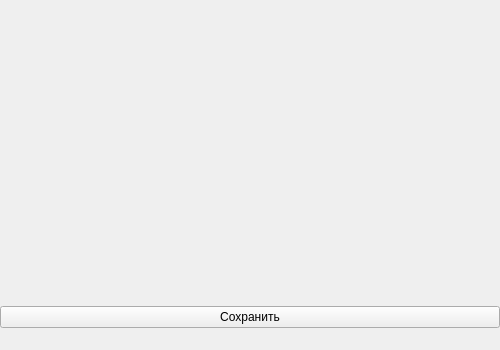
First picture: the form in ui_files/successful_purchase.ui, repository gg-master/Cinema_prj, before the edit.
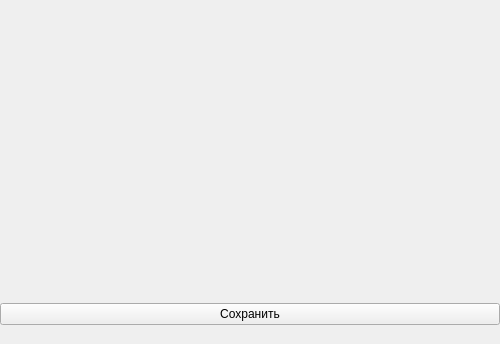
Second picture: the form after the edit.

Commit message: Добавлены основные комментарии. Исправлен баг с окном покупки Удалены старые базы

```diff
--- a/ui_files/successful_purchase.ui
+++ b/ui_files/successful_purchase.ui
@@ -7,7 +7,7 @@
     <x>0</x>
     <y>0</y>
     <width>500</width>
-    <height>350</height>
+    <height>344</height>
    </rect>
   </property>
   <property name="sizePolicy">
@@ -19,13 +19,13 @@
   <property name="minimumSize">
    <size>
     <width>500</width>
-    <height>329</height>
+    <height>344</height>
    </size>
   </property>
   <property name="maximumSize">
    <size>
     <width>500</width>
-    <height>350</height>
+    <height>344</height>
    </size>
   </property>
   <property name="windowTitle">
@@ -34,7 +34,10 @@
   <property name="styleSheet">
    <string notr="true"/>
   </property>
-  <layout class="QVBoxLayout" name="verticalLayout">
+  <layout class="QVBoxLayout" name="verticalLayout_2">
+   <property name="spacing">
+    <number>3</number>
+   </property>
    <property name="leftMargin">
     <number>0</number>
    </property>
@@ -80,6 +83,20 @@
     </widget>
    </item>
    <item>
+    <layout class="QVBoxLayout" name="verticalLayout">
+     <property name="spacing">
+      <number>0</number>
+     </property>
+     <property name="leftMargin">
+      <number>3</number>
+     </property>
+     <property name="topMargin">
+      <number>0</number>
+     </property>
+     <property name="rightMargin">
+      <number>3</number>
+     </property>
+     <item>
     <widget class="QLabel" name="statusBar">
      <property name="sizePolicy">
       <sizepolicy hsizetype="Preferred" vsizetype="Preferred">
@@ -91,6 +108,8 @@
       <string/>
      </property>
     </widget>
+     </item>
+    </layout>
    </item>
   </layout>
  </widget>
```
Lines whose indentation alone changed are shown as unchanged. The commit also changes 6 other files.
